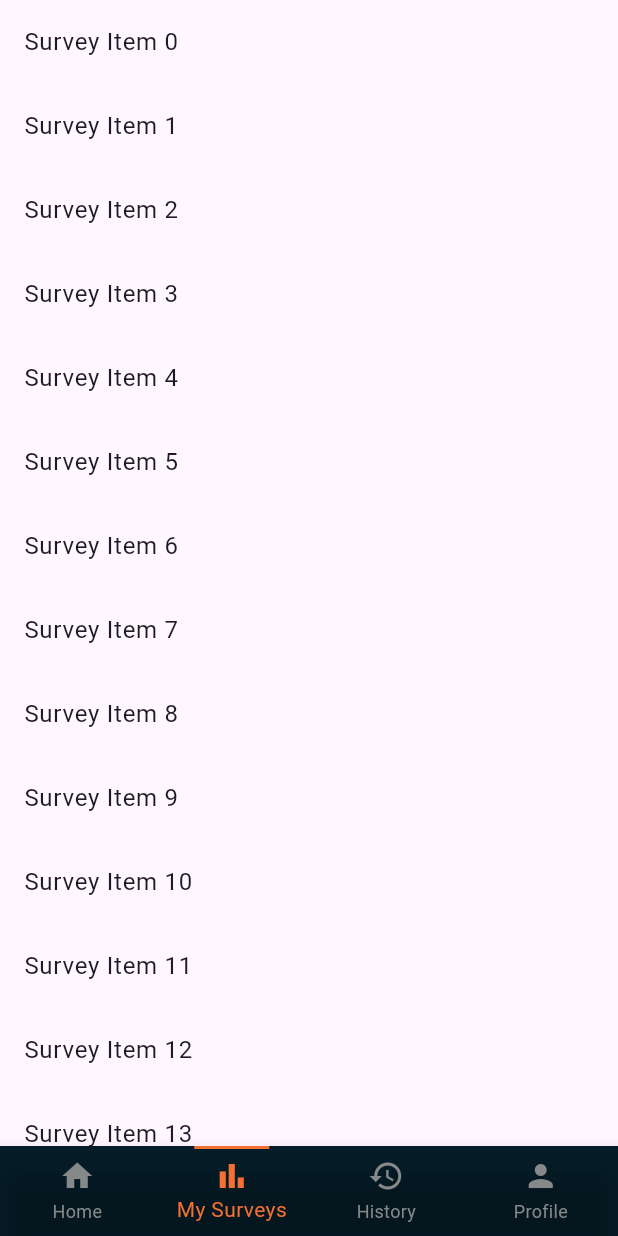
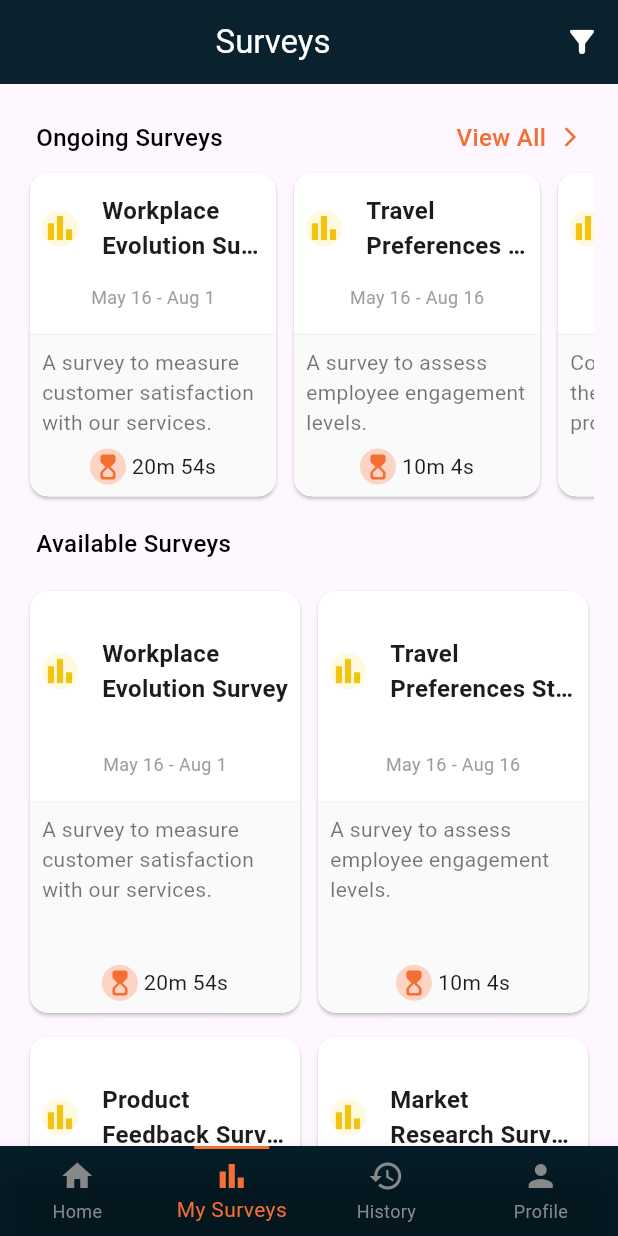
Before and after one commit to qt-dpatel/drsya_mobile_app, a Flutter app: the screen it shows after launch, item 2 of the bottom bar chosen, on a phone screen of 412 x 824 dp. Run offline on Flutter 3.47's test engine with Material 3 defaults, Android fonts, the phone set to English and light mode, and no system bars; our stand-ins replace flutter_feather_icons, flutter_svg.

Commit message:
my survey with filter

```diff
--- a/lib/common_widgets/app_nav_bar.dart
+++ b/lib/common_widgets/app_nav_bar.dart
@@ -1,5 +1,6 @@
 import 'package:drsya_mobile_app/home/home_screen.dart';
 import 'package:drsya_mobile_app/profile/profile.dart';
+import 'package:drsya_mobile_app/survey_screens/my_surveys.dart';
 import 'package:flutter/material.dart';
 
 class AppBottomNavBar extends StatefulWidget {
@@ -18,14 +19,7 @@ class _AppBottomNavBarState extends State<AppBottomNavBar> {
     super.initState();
     _pages = [
       HomeScreen(),
-      // Scrollable Content
-      ListView.builder(
-        controller: ScrollController(),
-        itemCount: 80,
-        itemBuilder: (context, index) => ListTile(
-          title: Text('Survey Item $index'),
-        ),
-      ),
+      MySurveys(),
       Center(child: Text('History')),
       ProfilePage(),
     ];
--- a/lib/home/home_screen.dart
+++ b/lib/home/home_screen.dart
@@ -4,7 +4,7 @@ import 'package:flutter_svg/flutter_svg.dart';
 import 'package:drsya_mobile_app/home/categories.dart';
 import 'package:drsya_mobile_app/survey_screens/new_servey.dart';
 import 'package:drsya_mobile_app/survey_screens/recommonded_survey.dart';
-import 'package:drsya_mobile_app/survey_screens/survey_card.dart';
+import 'package:drsya_mobile_app/survey_screens/5_min_surveys.dart';
 import 'package:drsya_mobile_app/survey_screens/survey_closing_soon.dart';
 
 import '../survey_screens/data/survey_model.dart';
@@ -205,7 +205,7 @@ class _HomeScreenState extends State<HomeScreen> {
                 children: [
                   NewSurveys(),
                   Categories(),
-                  SurveyListPage(
+                  FiveMinSurveys(
                     surveys: dummySurveys,
                   ),
                   SurveyClosingSoon(surveys: surveysClosingSoon),
--- /dev/null
+++ b/lib/survey_screens/my_surveys.dart
@@ -0,0 +1,330 @@
+import 'package:drsya_mobile_app/survey_screens/data/survey_model.dart';
+import 'package:drsya_mobile_app/survey_screens/ongoing_surveys.dart';
+import 'package:drsya_mobile_app/survey_screens/survey_card_widget.dart';
+import 'package:flutter/material.dart';
+
+class MySurveys extends StatefulWidget {
+  const MySurveys({super.key});
+
+  @override
+  State<MySurveys> createState() => _MySurveysState();
+}
+
+class _MySurveysState extends State<MySurveys> {
+  List<String> selectedCategories = [];
+  List<String> selectedTimeFilters = [];
+  List<String> selectedDateFilters = [];
+
+  void _openFilterBottomSheet() {
+    showModalBottomSheet(
+      context: context,
+      isScrollControlled: true,
+      shape: RoundedRectangleBorder(
+        borderRadius: BorderRadius.vertical(top: Radius.circular(20)),
+      ),
+      builder: (context) {
+        return DraggableScrollableSheet(
+          initialChildSize: 0.6,
+          minChildSize: 0.6,
+          maxChildSize: 0.9,
+          expand: false,
+          builder: (context, scrollController) {
+            return StatefulBuilder(
+              builder: (context, setModalState) {
+                return Padding(
+                  padding: const EdgeInsets.all(16.0),
+                  child: SingleChildScrollView(
+                    controller: scrollController,
+                    child: Column(
+                      crossAxisAlignment: CrossAxisAlignment.start,
+                      children: [
+                        Center(
+                          child: Container(
+                            width: 32,
+                            height: 4,
+                            decoration: BoxDecoration(
+                              color: Color.fromRGBO(198, 198, 198, 1),
+                              borderRadius: BorderRadius.circular(10),
+                            ),
+                          ),
+                        ),
+                        const SizedBox(height: 15),
+                        const Text(
+                          "Filters",
+                          style: TextStyle(
+                              fontSize: 18, fontWeight: FontWeight.w500),
+                        ),
+                        const SizedBox(height: 10),
+                        _buildFilterSection(
+                            "Categories",
+                            Icons.grid_view_outlined,
+                            [
+                              "All",
+                              "Customer Feedback",
+                              "Market Research",
+                              "Health & Wellness",
+                              "Technology & Gadgets",
+                              "Travel & Tourism",
+                              "Entertainment & Media",
+                              "Social & Lifestyle",
+                              "Education & Learning"
+                            ],
+                            selectedCategories,
+                            setModalState),
+                        _buildFilterSection(
+                            "Time to Complete",
+                            Icons.hourglass_top_rounded,
+                            [
+                              "All",
+                              "Under 5 minutes",
+                              "5-10 minutes",
+                              "10-20 minutes",
+                              "20+ minutes"
+                            ],
+                            selectedTimeFilters,
+                            setModalState),
+                        _buildFilterSection(
+                            "Date Posted",
+                            Icons.calendar_month_outlined,
+                            ["All", "Last 24 Hours", "Last Week", "Last Month"],
+                            selectedDateFilters,
+                            setModalState),
+                      ],
+                    ),
+                  ),
+                );
+              },
+            );
+          },
+        );
+      },
+    ).whenComplete(() => setState(() {})); // Update filters immediately
+  }
+
+  Widget _buildFilterSection(String title, IconData icon, List<String> options,
+      List<String> selectedList, StateSetter setModalState) {
+    return Column(
+      crossAxisAlignment: CrossAxisAlignment.start,
+      children: [
+        Row(
+          mainAxisAlignment: MainAxisAlignment.start,
+          spacing: 4.0,
+          children: [
+            Icon(icon, color: Color.fromRGBO(134, 136, 138, 1), size: 16),
+            Text(title,
+                style: const TextStyle(
+                    fontWeight: FontWeight.w500,
+                    fontSize: 14,
+                    color: Color.fromRGBO(134, 136, 138, 1))),
+          ],
+        ),
+        const SizedBox(height: 8),
+        GridView.builder(
+          shrinkWrap: true,
+          physics: NeverScrollableScrollPhysics(),
+          gridDelegate: SliverGridDelegateWithFixedCrossAxisCount(
+            crossAxisCount: 2,
+            crossAxisSpacing: 8,
+            mainAxisSpacing: 8,
+            childAspectRatio: 2.9,
+          ),
+          itemCount: options.length,
+          itemBuilder: (context, index) {
+            String option = options[index];
+            bool isSelected = selectedList.contains(option);
+            return GestureDetector(
+              onTap: () {
+                setModalState(() {
+                  if (option == "All") {
+                    selectedList.clear();
+                    selectedList.add(option);
+                  } else {
+                    selectedList.remove("All");
+                    isSelected
+                        ? selectedList.remove(option)
+                        : selectedList.add(option);
+                  }
+                });
+              },
+              child: Container(
+                padding:
+                    const EdgeInsets.symmetric(horizontal: 12, vertical: 8),
+                decoration: BoxDecoration(
+                  border: Border.all(
+                      color: isSelected
+                          ? Color.fromRGBO(243, 111, 52, 1)
+                          : Color.fromRGBO(235, 235, 235, 1)),
+                  borderRadius: BorderRadius.circular(8),
+                  color: isSelected
+                      ? Color.fromRGBO(243, 111, 52, 1).withAlpha(20)
+                      : Colors.transparent,
+                ),
+                child: Row(
+                  children: [
+                    Icon(
+                        isSelected
+                            ? Icons.check_box
+                            : Icons.check_box_outline_blank,
+                        color: isSelected
+                            ? Color.fromRGBO(243, 111, 52, 1)
+                            : Colors.grey),
+                    const SizedBox(width: 8),
+                    Expanded(
+                        child: Text(option,
+                            style: TextStyle(
+                              color: Colors.black,
+                              fontSize: 14,
+                              fontWeight: FontWeight.w500,
+                              letterSpacing: 0.2,
+                            ))),
+                  ],
+                ),
+              ),
+            );
+          },
+        ),
+        const SizedBox(height: 15),
+      ],
+    );
+  }
+
+  @override
+  Widget build(BuildContext context) {
+    return Scaffold(
+      appBar: AppBar(
+        title: const Center(
+          child: Text(
+            "Surveys",
+            style: TextStyle(color: Colors.white),
+          ),
+        ),
+        actions: [
+          IconButton(
+            icon: Icon(Icons.filter_alt_rounded, color: Colors.white),
+            onPressed: _openFilterBottomSheet,
+          ),
+        ],
+        backgroundColor: const Color.fromRGBO(5, 30, 41, 1),
+        elevation: 1,
+      ),
+      body: SingleChildScrollView(
+        child: Padding(
+          padding: const EdgeInsets.all(16.0),
+          child: Column(
+            spacing: 16,
+            crossAxisAlignment: CrossAxisAlignment.start,
+            children: [
+              if (selectedCategories.isNotEmpty ||
+                  selectedTimeFilters.isNotEmpty ||
+                  selectedDateFilters.isNotEmpty)
+                Column(
+                  crossAxisAlignment: CrossAxisAlignment.start,
+                  children: [
+                    Row(
+                      mainAxisAlignment: MainAxisAlignment.spaceBetween,
+                      children: [
+                        const Text("Filtered Results",
+                            style: TextStyle(
+                              fontSize: 16,
+                              fontWeight: FontWeight.w500,
+                              color: Colors.black,
+                            )),
+                        TextButton(
+                          onPressed: () {
+                            setState(() {
+                              selectedCategories.clear();
+                              selectedTimeFilters.clear();
+                              selectedDateFilters.clear();
+                            });
+                          },
+                          child: const Text(
+                            "Clear all filters",
+                            style: TextStyle(
+                              fontSize: 16,
+                              fontWeight: FontWeight.w500,
+                              color: Color.fromRGBO(243, 111, 52, 1),
+                            ),
+                          ),
+                        ),
+                      ],
+                    ),
+                    Wrap(
+                      spacing: 4,
+                      children: [
+                        ...selectedCategories.map((e) => _buildFilterChip(e)),
+                        ...selectedTimeFilters.map((e) => _buildFilterChip(e)),
+                        ...selectedDateFilters.map((e) => _buildFilterChip(e)),
+                      ],
+                    ),
+                    const SizedBox(height: 10),
+                  ],
+                ),
+              OnGoingSureys(
+                surveys: dummySurveys,
+              ),
+              Padding(
+                padding: const EdgeInsets.symmetric(horizontal: 8.0),
+                child: Text(
+                  "Available Surveys",
+                  style: TextStyle(
+                    fontSize: 16,
+                    fontWeight: FontWeight.w500,
+                    color: Colors.black,
+                  ),
+                ),
+              ),
+              GridView.builder(
+                shrinkWrap: true,
+                physics:
+                    NeverScrollableScrollPhysics(), // Prevents double scrolling issue
+                gridDelegate: SliverGridDelegateWithFixedCrossAxisCount(
+                    crossAxisCount: 2, // Ensures 2 cards per row
+                    crossAxisSpacing: 4, // Space between columns
+                    mainAxisSpacing: 8, // Space between rows
+                    childAspectRatio: 0.65),
+                itemCount: dummySurveys.length,
+                itemBuilder: (context, index) {
+                  return LayoutBuilder(
+                    builder: (context, constraints) {
+                      return SurveyCard(survey: dummySurveys[index]);
+                    },
+                  );
+                },
+              ),
+            ],
+          ),
+        ),
+      ),
+    );
+  }
+
+  Widget _buildFilterChip(String text) {
+    return Chip(
+      label: Text(
+        text,
+        style: TextStyle(
+          color: Colors.black,
+          fontSize: 12,
+          fontWeight: FontWeight.w400,
+        ), // Adjust text color if needed
+      ),
+      backgroundColor: Color.fromRGBO(235, 241, 252, 1),
+
+      shape: RoundedRectangleBorder(
+        side: BorderSide(color: Colors.transparent),
+        borderRadius: BorderRadius.all(
+          Radius.circular(18), // Top-left corner rounded
+        ),
+      ),
+      deleteIcon: Icon(Icons.close,
+          size: 14, color: Color.fromRGBO(28, 27, 31, 1)), // Delete icon
+      onDeleted: () {
+        setState(() {
+          selectedCategories.remove(text);
+          selectedTimeFilters.remove(text);
+          selectedDateFilters.remove(text);
+        });
+      },
+    );
+  }
+}
--- /dev/null
+++ b/lib/survey_screens/ongoing_surveys.dart
@@ -0,0 +1,55 @@
+import 'package:drsya_mobile_app/survey_screens/data/survey_model.dart';
+import 'package:drsya_mobile_app/survey_screens/survey_card_widget.dart';
+import 'package:flutter/material.dart';
+
+class OnGoingSureys extends StatelessWidget {
+  final List<SurveyModel> surveys;
+
+  const OnGoingSureys({super.key, required this.surveys});
+
+  @override
+  Widget build(BuildContext context) {
+    return Column(
+      children: [
+        Padding(
+          padding: const EdgeInsets.all(8.0),
+          child: Row(
+            spacing: 8,
+            children: [
+              Expanded(
+                child: const Text(
+                  "Ongoing Surveys",
+                  style: TextStyle(
+                      fontSize: 16,
+                      fontWeight: FontWeight.w500,
+                      color: Colors.black),
+                ),
+              ),
+              Text(
+                "View All",
+                style: TextStyle(
+                    fontSize: 16,
+                    fontWeight: FontWeight.w500,
+                    color: Color.fromRGBO(243, 111, 52, 1)),
+              ),
+              Icon(Icons.arrow_forward_ios_rounded,
+                  color: Color.fromRGBO(243, 111, 52, 1), size: 16),
+            ],
+          ),
+        ),
+        SizedBox(
+          height: 224,
+          child: ListView.separated(
+            scrollDirection: Axis.horizontal,
+            itemCount: surveys.length,
+            separatorBuilder: (context, index) =>
+                const SizedBox(width: 4), // Set space
+            itemBuilder: (context, index) {
+              return SurveyCard(survey: surveys[index]);
+            },
+          ),
+        ),
+      ],
+    );
+  }
+}
--- a/lib/survey_screens/survey_card_widget.dart
+++ b/lib/survey_screens/survey_card_widget.dart
@@ -32,7 +32,8 @@ class SurveyCard extends StatelessWidget {
         // Open project details
       },
       child: SizedBox(
-        width: 182,
+        width: 172,
+        height: 220,
         child: Card(
           clipBehavior: Clip.hardEdge,
           shape: RoundedRectangleBorder(
```
Also changed, not shown: lib/survey_screens/5_min_surveys.dart (renamed from lib/survey_screens/survey_card.dart, +6 -6 lines), lib/survey_screens/survey_closing_soon.dart (+4 -4 lines).
